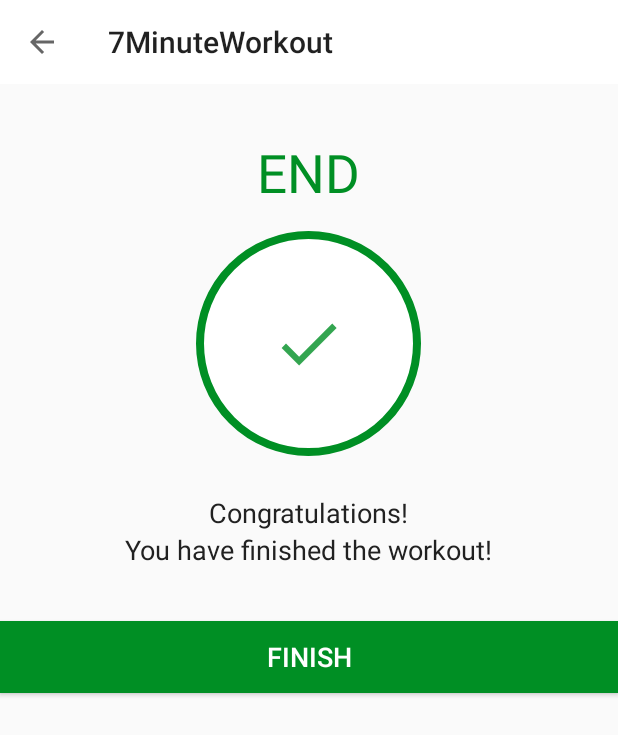
After one commit to perooo1/7MinuteWorkout, an Android app: the FinishActivity screen opened directly, with no data from a screen before it, on a phone screen of 412 x 824 dp. The commit adds this screen. Shown: the top 735 px of the screen. Run offline under Robolectric (Android 15) with nearby library versions, the phone set to English and light mode, and no system bars.

Commit message:
Added recyclerView functionality and finish activity

```diff
--- /dev/null
+++ b/app/src/main/java/com/plenart/a7minuteworkout/FinishActivity.kt
@@ -0,0 +1,28 @@
+package com.plenart.a7minuteworkout
+
+import androidx.appcompat.app.AppCompatActivity
+import android.os.Bundle
+import kotlinx.android.synthetic.main.activity_finish.*
+
+class FinishActivity : AppCompatActivity() {
+    override fun onCreate(savedInstanceState: Bundle?) {
+        super.onCreate(savedInstanceState)
+        setContentView(R.layout.activity_finish)
+
+        setSupportActionBar(toolbar_finish_activity);
+        val actionBar = supportActionBar;
+        if(actionBar != null){
+            actionBar.setDisplayHomeAsUpEnabled(true);
+        }
+
+        toolbar_finish_activity.setNavigationOnClickListener {
+            onBackPressed();
+        }
+
+        btnFinished.setOnClickListener{
+            finish();
+        }
+
+    }
+
+}
--- /dev/null
+++ b/app/src/main/res/drawable/ic_action_done.xml
@@ -0,0 +1,16 @@
+<?xml version="1.0" encoding="utf-8"?>
+<vector xmlns:android="http://schemas.android.com/apk/res/android"
+    android:width="24dp"
+    android:height="24dp"
+    android:viewportHeight="24"
+    android:viewportWidth="24"
+    android:tint="@color/colorAccent"
+    android:alpha="0.8"
+    >
+
+    <path
+        android:fillColor="@color/black"
+        android:pathData="M9,16.2L4.8,12l-1.4,1.4L9,19 21,7l-1.4,-1.4L9,16.2z"
+        />
+
+</vector>
--- /dev/null
+++ b/app/src/main/res/drawable/item_circular_color_gray_background.xml
@@ -0,0 +1,6 @@
+<?xml version="1.0" encoding="utf-8"?>
+<shape xmlns:android="http://schemas.android.com/apk/res/android"
+    android:shape="oval">
+
+    <solid android:color="@color/colorHighlighted"/>
+</shape>
--- /dev/null
+++ b/app/src/main/res/layout/activity_finish.xml
@@ -0,0 +1,75 @@
+<?xml version="1.0" encoding="utf-8"?>
+<LinearLayout xmlns:android="http://schemas.android.com/apk/res/android"
+    xmlns:app="http://schemas.android.com/apk/res-auto"
+    xmlns:tools="http://schemas.android.com/tools"
+    android:layout_width="match_parent"
+    android:layout_height="match_parent"
+    tools:context=".FinishActivity"
+    android:gravity="center_horizontal"
+    android:orientation="vertical">
+
+    <androidx.appcompat.widget.Toolbar
+        android:id="@+id/toolbar_finish_activity"
+        android:layout_width="match_parent"
+        android:layout_height="?android:attr/actionBarSize"
+        android:background="@color/white"
+        />
+
+    <TextView
+        android:id="@+id/tvEnd"
+        android:layout_width="wrap_content"
+        android:layout_height="wrap_content"
+        android:layout_marginTop="35dp"
+        android:text="@string/text_end"
+        android:textColor="@color/colorAccent"
+        android:textSize="@dimen/end_text_size"
+        />
+
+    <LinearLayout
+        android:layout_width="@dimen/start_button_size"
+        android:layout_height="@dimen/start_button_size"
+        android:layout_gravity="center"
+        android:layout_marginTop="15dp"
+        android:background="@drawable/item_circular_color_accent_border"
+        android:gravity="center"
+        >
+
+        <ImageView
+            android:layout_width="50dp"
+            android:layout_height="50dp"
+            android:contentDescription="@string/image"
+            android:src="@drawable/ic_action_done"
+            />
+
+
+    </LinearLayout>
+    <TextView
+        android:layout_width="wrap_content"
+        android:layout_height="wrap_content"
+        android:layout_marginTop="25dp"
+        android:text="@string/text_congratulations"
+        android:textSize="@dimen/exercise_text_size"
+        android:textColor="@color/colorPrimary"
+        />
+
+    <TextView
+        android:layout_width="wrap_content"
+        android:layout_height="wrap_content"
+        android:text="@string/text_workout_finished"
+        android:textSize="@dimen/exercise_text_size"
+        android:textColor="@color/colorPrimary"
+        />
+
+    <Button
+        android:id="@+id/btnFinished"
+        android:layout_width="match_parent"
+        android:layout_height="wrap_content"
+        android:layout_gravity="bottom"
+        android:layout_marginTop="35dp"
+        android:background="@color/colorAccent"
+        android:text="@string/text_finish"
+        android:textColor="@color/white"
+        android:textSize="@dimen/exercise_text_size"
+        />
+
+</LinearLayout>
--- a/app/src/main/res/values/colors.xml
+++ b/app/src/main/res/values/colors.xml
@@ -8,7 +8,7 @@
     <color name="black">#FF000000</color>
     <color name="white">#FFFFFFFF</color>
 
-    <color name="colorPrimary">#B2212121</color>
+    <color name="colorPrimary">#212121</color>
     <color name="colorPrimaryDark">#B2212121</color>
     <color name="colorAccent">#008F24</color>
 
@@ -16,7 +16,4 @@
     <color name="colorCircularProgressBar">#D4DEE7</color>
     <color name="toolbar_color_control_normal">#000000</color>
 
-
-
-
 </resources>
--- a/app/src/main/res/values/dimensions.xml
+++ b/app/src/main/res/values/dimensions.xml
@@ -8,5 +8,7 @@
     <dimen  name ="start_button_label_text_size">22sp</dimen>
     <dimen  name ="timer_text_size">25sp</dimen>
     <dimen  name ="exercise_text_size">18sp</dimen>
+    <dimen  name ="end_text_size">35sp</dimen>
+    <dimen  name ="conformation_dialog_margin">10sp</dimen>
 
 </resources>
--- a/app/src/main/res/values/strings.xml
+++ b/app/src/main/res/values/strings.xml
@@ -7,4 +7,12 @@
     <string name="exercise_name">Exercise name</string>
     <string name="progressBarExercise_max">30</string>
     <string name="upcoming_exercise">UPCOMING EXERCISE:</string>
+    <string name="text_end">END</string>
+    <string name="text_congratulations">Congratulations!</string>
+    <string name="text_workout_finished">You have finished the workout!</string>
+    <string name="text_finish">FINISH</string>
+    <string name="txt_conformation_question">Are you sure?</string>
+    <string name="txt_conformation">This will stop your workout. You\'ve come this far,are you sure you want to quit?</string>
+    <string name="text_yes">YES</string>
+    <string name="text_no">NO</string>
 </resources>
```
Also changed, not shown: app/src/main/AndroidManifest.xml (+9 -3 lines), app/src/main/java/com/plenart/a7minuteworkout/ExerciseActivity.kt (+47 -6 lines), app/src/main/java/com/plenart/a7minuteworkout/ExerciseStatusAdapter.kt (added, +47 -0 lines), app/src/main/res/drawable/item_circular_thin_color_accent_border.xml (added, +9 -0 lines), app/src/main/res/layout/activity_excercise.xml (+10 -0 lines), app/src/main/res/layout/dialog_custom_back_conformation.xml (added, +67 -0 lines), app/src/main/res/layout/item_exercise_status.xml (added, +16 -0 lines).
